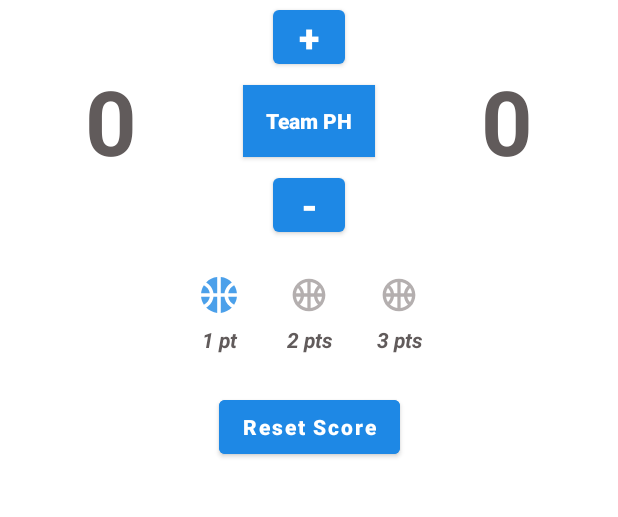
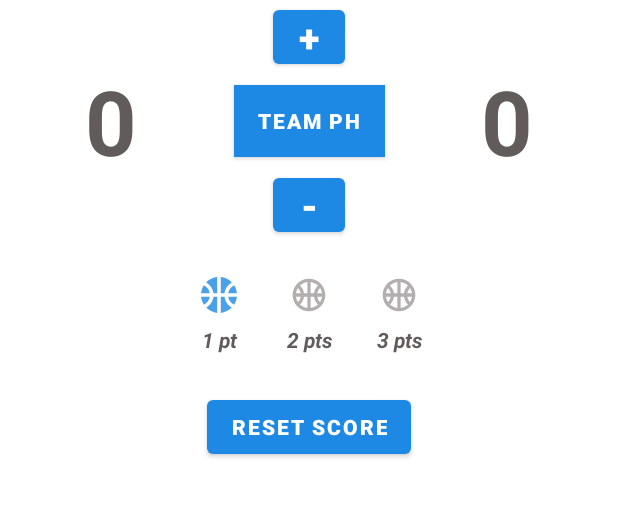
Before and after one commit to rammelbalagtas/JAV1001-ScoreKeeper, an Android app: the screen it shows after launch (MainActivity), on a phone screen of 412 x 824 dp, the part 281-798 px from its top. Run offline under Robolectric (Android 15) with nearby library versions, the phone set to English and light mode, and no system bars.

Commit message:
Finalized the styles
- Refactor the styles to have a generic style for text views and buttons
- Create specific styles for elements that deviate from the generic style

```diff
--- a/app/src/main/res/layout/activity_main.xml
+++ b/app/src/main/res/layout/activity_main.xml
@@ -10,7 +10,9 @@
     <!-- Philippines team header text -->
     <TextView
         android:id="@+id/text_ph"
-        style="@style/CountryTextView"
+        style="@style/myTextViewStyle.CountryText"
+        android:layout_width="0dp"
+        android:layout_height="wrap_content"
         android:layout_marginStart="8dp"
         android:layout_marginTop="8dp"
         android:text="@string/text_ph"
@@ -30,7 +32,9 @@
     <!-- Canada team header text -->
     <TextView
         android:id="@+id/text_canada"
-        style="@style/CountryTextView"
+        style="@style/myTextViewStyle.CountryText"
+        android:layout_width="0dp"
+        android:layout_height="wrap_content"
         android:layout_marginEnd="8dp"
         android:text="@string/text_canada"
         app:layout_constraintBaseline_toBaselineOf="@+id/separator1"
@@ -54,6 +58,7 @@
 
     <TextView
         android:id="@+id/text_versus"
+        style="@style/myTextViewStyle"
         android:layout_width="0dp"
         android:layout_height="wrap_content"
         android:text="@string/text_vs"
@@ -79,8 +84,12 @@
     <!-- Philippines team score -->
     <TextView
         android:id="@+id/text_score_ph"
-        style="@style/ScoreText"
+        style="@style/myTextViewStyle.ScoreText"
+        android:layout_width="0dp"
+        android:layout_height="wrap_content"
         android:layout_marginTop="40dp"
+        android:paddingLeft="8dp"
+        android:paddingRight="8dp"
         android:text="@string/default_score"
         app:layout_constraintEnd_toEndOf="@+id/logo_ph"
         app:layout_constraintStart_toStartOf="@+id/logo_ph"
@@ -89,7 +98,11 @@
     <!-- Canada team score -->
     <TextView
         android:id="@+id/text_score_canada"
-        style="@style/ScoreText"
+        style="@style/myTextViewStyle.ScoreText"
+        android:layout_width="0dp"
+        android:layout_height="wrap_content"
+        android:paddingLeft="8dp"
+        android:paddingRight="8dp"
         android:text="@string/default_score"
         app:layout_constraintBaseline_toBaselineOf="@+id/text_score_ph"
         app:layout_constraintEnd_toEndOf="@+id/logo_canada"
@@ -98,8 +111,11 @@
     <!-- Increment score button -->
     <Button
         android:id="@+id/button_plus"
-        style="@style/AddMinusButton"
+        style="@style/myButtonStyle.AddMinus"
+        android:layout_width="48dp"
+        android:layout_height="48dp"
         android:layout_marginBottom="8dp"
+        android:padding="0dp"
         android:text="@string/plus_sign"
         app:layout_constraintBottom_toTopOf="@+id/toggle_team"
         app:layout_constraintEnd_toEndOf="@+id/text_versus"
@@ -108,15 +124,12 @@
     <!-- Toggle between two teams -->
     <ToggleButton
         android:id="@+id/toggle_team"
+        style="@style/myButtonStyle.toggleTeamButton"
         android:layout_width="wrap_content"
         android:layout_height="wrap_content"
         android:background="?attr/myButtonBackgroundColor"
-        android:textAlignment="center"
-        android:textAllCaps="false"
-        android:textColor="?attr/myButtonTextColor"
         android:textOff="@string/toggle_text_canada"
         android:textOn="@string/toggle_text_ph"
-        android:textStyle="bold"
         app:layout_constraintBottom_toBottomOf="@+id/text_score_ph"
         app:layout_constraintEnd_toEndOf="@+id/button_plus"
         app:layout_constraintStart_toStartOf="@+id/button_plus"
@@ -126,8 +139,11 @@
     <!-- Decrement score button -->
     <Button
         android:id="@+id/button_minus"
-        style="@style/AddMinusButton"
+        style="@style/myButtonStyle.AddMinus"
+        android:layout_width="48dp"
+        android:layout_height="48dp"
         android:layout_marginTop="8dp"
+        android:padding="0dp"
         android:text="@string/minus_sign"
         app:layout_constraintEnd_toEndOf="@+id/toggle_team"
         app:layout_constraintStart_toStartOf="@+id/toggle_team"
@@ -166,15 +182,11 @@
     <!-- Reset game button -->
     <Button
         android:id="@+id/button_reset"
+        style="@style/myButtonStyle.Reset"
         android:layout_width="wrap_content"
         android:layout_height="wrap_content"
         android:layout_marginTop="16dp"
-        android:backgroundTint="?attr/myButtonBackgroundColor"
         android:text="@string/reset_score"
-        android:textAllCaps="false"
-        android:textColor="?attr/myButtonTextColor"
-        android:textSize="14sp"
-        android:textStyle="bold"
         app:layout_constraintEnd_toEndOf="@+id/radiogroup_score_options"
         app:layout_constraintStart_toStartOf="@+id/radiogroup_score_options"
         app:layout_constraintTop_toBottomOf="@+id/radiogroup_score_options"
--- a/app/src/main/res/values/themes.xml
+++ b/app/src/main/res/values/themes.xml
@@ -21,6 +21,44 @@
         <item name="myButtonBackgroundColor">#1E88E5</item>
     </style>
 
+    <!-- Generic style for Text Views -->
+    <style name="myTextViewStyle" parent="Widget.AppCompat.TextView">
+        <item name="android:textColor">?attr/myTextViewColor</item>
+    </style>
+    <!-- Specific style for scores -->
+    <style name="myTextViewStyle.ScoreText">
+        <item name="android:textSize">60sp</item>
+        <item name="android:textStyle">bold</item>
+        <item name="android:textAlignment">center</item>
+    </style>
+    <!-- Specific style for header country texts -->
+    <style name="myTextViewStyle.CountryText">
+        <item name="android:textSize">20sp</item>
+        <item name="android:textStyle">bold</item>
+        <item name="android:textAlignment">center</item>
+    </style>
+
+    <!-- style for buttons -->
+    <style name="myButtonStyle" parent="Widget.MaterialComponents.Button">
+        <item name="android:textColor">?attr/myButtonTextColor</item>
+        <item name="backgroundTint">?attr/myButtonBackgroundColor</item>
+    </style>
+    <!-- specific style for Add/Minus button -->
+    <style name="myButtonStyle.AddMinus">
+        <item name="android:textSize">25sp</item>
+        <item name="android:textStyle">bold</item>
+    </style>
+    <!-- specific style for Reset button -->
+    <style name="myButtonStyle.Reset">
+        <item name="android:textStyle">bold</item>
+    </style>
+    <!-- style for toggle button -->
+    <style name="myButtonStyle.toggleTeamButton">
+        <item name="android:textStyle">bold</item>
+        <item name="android:textAlignment">center</item>
+        <item name="background">?attr/myButtonBackgroundColor</item>
+    </style>
+
     <!-- style for radio button scoring options -->
     <style name="ScoreRadioButton" parent="Widget.AppCompat.CompoundButton.RadioButton">
         <item name="android:foreground">?android:attr/selectableItemBackground</item>
@@ -36,39 +74,4 @@
         <item name="android:textAlignment">center</item>
     </style>
 
-    <!-- style for scores -->
-    <style name="ScoreText" parent="Widget.AppCompat.TextView">
-        <item name="android:layout_width">0dp</item>
-        <item name="android:layout_height">wrap_content</item>
-        <item name="android:paddingLeft">8dp</item>
-        <item name="android:paddingRight">8dp</item>
-        <item name="android:textSize">60sp</item>
-        <item name="android:textStyle">bold</item>
-        <item name="android:textAlignment">center</item>
-        <item name="android:textColor">?attr/myTextViewColor</item>
-    </style>
-
-    <!-- style for header country texts -->
-    <style name="CountryTextView" parent="Widget.AppCompat.TextView">
-        <item name="android:layout_width">0dp</item>
-        <item name="android:layout_height">wrap_content</item>
-        <item name="android:textSize">20sp</item>
-        <item name="android:textStyle">bold</item>
-        <item name="android:textAlignment">center</item>
-        <item name="android:textColor">?attr/myTextViewColor</item>
-    </style>
-
-    <style name="AddMinusButton" parent="Widget.MaterialComponents.Button">
-        <item name="android:layout_width">48dp</item>
-        <item name="android:layout_height">48dp</item>
-        <item name="android:paddingTop">0dp</item>
-        <item name="android:paddingLeft">8dp</item>
-        <item name="android:paddingRight">8dp</item>
-        <item name="android:paddingBottom">0dp</item>
-        <item name="android:textSize">25sp</item>
-        <item name="android:textStyle">bold</item>
-        <item name="android:textColor">?attr/myButtonTextColor</item>
-        <item name="backgroundTint">?attr/myButtonBackgroundColor</item>
-    </style>
-
 </resources>
```
